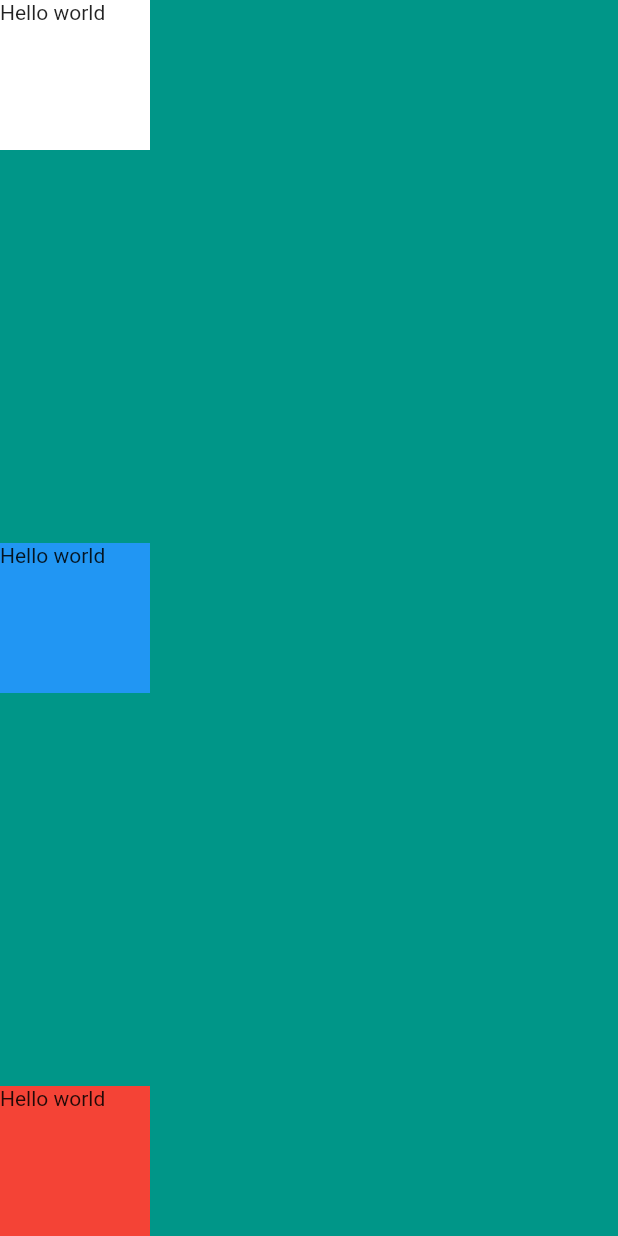
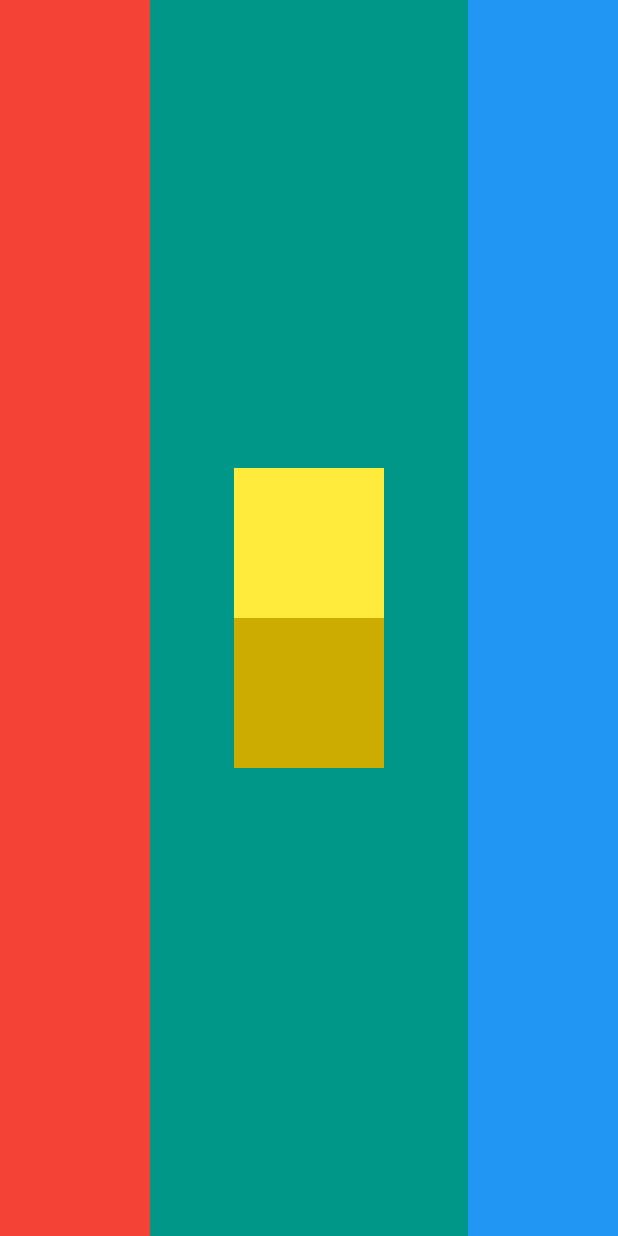
Before and after one commit to AndresLince/my_card_flutter, a Flutter app: the screen it shows after launch, on a phone screen of 412 x 824 dp. Run offline on Flutter 3.47's test engine with Material 2 defaults, Android fonts, the phone set to English and light mode, and no system bars.

Commit message:
flutter layout challenge

```diff
--- a/lib/main.dart
+++ b/lib/main.dart
@@ -4,7 +4,7 @@ void main() {
   runApp(MyApp());
 }
 
-class MyApp extends StatelessWidget{
+class MyApp extends StatelessWidget {
   @override
   Widget build(BuildContext context) {
     // TODO: implement build
@@ -12,31 +12,45 @@ class MyApp extends StatelessWidget{
         home: Scaffold(
       backgroundColor: Colors.teal,
       body: SafeArea(
-              child: Column(
-                mainAxisAlignment: MainAxisAlignment.spaceBetween,
+        child: Row(
+          mainAxisAlignment: MainAxisAlignment.end,
+          crossAxisAlignment: CrossAxisAlignment.stretch,
+          children: [
+            Expanded(
+              child: Container(
+
+                color: Colors.red,
+              ),
+            ),
+            const SizedBox(
+              width: 56,
+            ),
+            Column(
+              mainAxisAlignment: MainAxisAlignment.center,
               children: [
                 Container(
                   height: 100,
                   width: 100,
-                    color: Colors.white,
-                    child: const Text('Hello world'),
-                  ), Container(
-                    height: 100,
-                    width: 100,
-                    color: Colors.blue,
-                    child: const Text('Hello world'),
+                  color: Colors.yellow,
                 ),
                 Container(
                   height: 100,
                   width: 100,
-                    color: Colors.red,
-                    child: const Text('Hello world'),
+                  color: const Color(0xffCCAC00),
+                )
+              ],
+            ),
+            const SizedBox(
+              width: 56,
+            ),
+            Container(
+              height: 100,
+              width: 100,
+              color: Colors.blue
             )
           ],
         ),
       ),
-        )
-    );
+    ));
   }
-
 }
```
Lines whose indentation alone changed are shown as unchanged.
